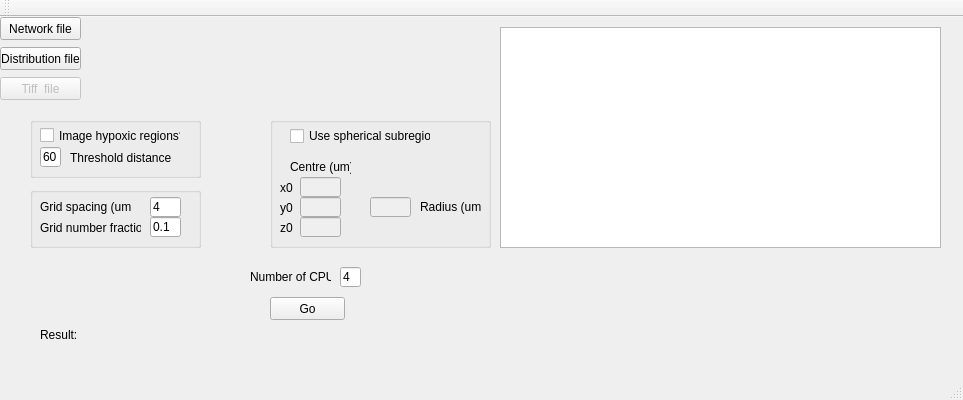
Old version of the form Qt/Vdistancer/mainwindow.ui in the repository gibbogle/vessel-tools.
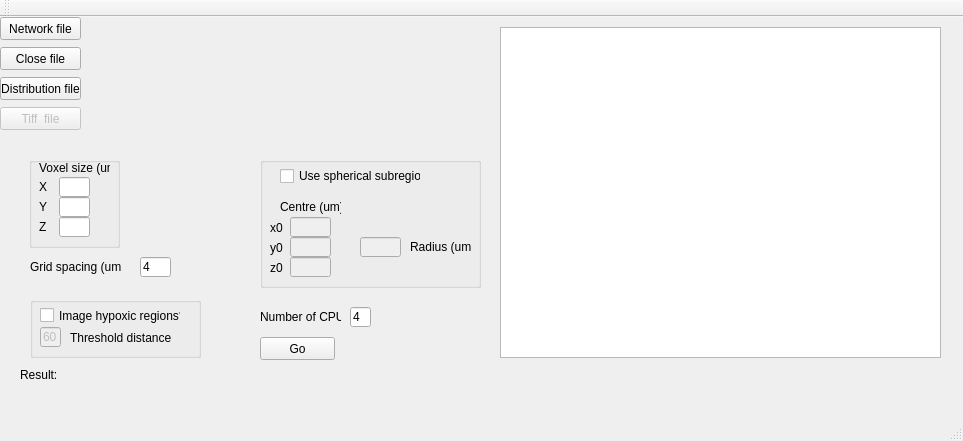
New version of the form.

The edit to the form file:
```diff
--- a/Qt/Vdistancer/mainwindow.ui
+++ b/Qt/Vdistancer/mainwindow.ui
@@ -7,7 +7,7 @@
     <x>0</x>
     <y>0</y>
     <width>963</width>
-    <height>400</height>
+    <height>441</height>
    </rect>
   </property>
   <property name="windowTitle">
@@ -43,8 +43,8 @@
    <widget class="QPushButton" name="pushButtonZoom">
     <property name="geometry">
      <rect>
-      <x>270</x>
-      <y>280</y>
+      <x>260</x>
+      <y>320</y>
       <width>75</width>
       <height>23</height>
      </rect>
@@ -56,8 +56,8 @@
    <widget class="QLabel" name="label">
     <property name="geometry">
      <rect>
-      <x>40</x>
-      <y>310</y>
+      <x>20</x>
+      <y>350</y>
       <width>41</width>
       <height>16</height>
      </rect>
@@ -69,8 +69,8 @@
    <widget class="QLabel" name="labelResult">
     <property name="geometry">
      <rect>
-      <x>80</x>
-      <y>310</y>
+      <x>70</x>
+      <y>370</y>
       <width>491</width>
       <height>16</height>
      </rect>
@@ -85,7 +85,7 @@
       <x>500</x>
       <y>10</y>
       <width>441</width>
-      <height>221</height>
+      <height>331</height>
      </rect>
     </property>
    </widget>
@@ -93,7 +93,7 @@
     <property name="geometry">
      <rect>
       <x>0</x>
-      <y>30</y>
+      <y>60</y>
       <width>81</width>
       <height>23</height>
      </rect>
@@ -106,7 +106,7 @@
     <property name="geometry">
      <rect>
       <x>90</x>
-      <y>30</y>
+      <y>60</y>
       <width>391</width>
       <height>21</height>
      </rect>
@@ -118,8 +118,8 @@
    <widget class="QLineEdit" name="lineEdit_ncpu">
     <property name="geometry">
      <rect>
-      <x>340</x>
-      <y>250</y>
+      <x>350</x>
+      <y>290</y>
       <width>21</width>
       <height>20</height>
      </rect>
@@ -131,8 +131,8 @@
    <widget class="QLabel" name="label_ncpu">
     <property name="geometry">
      <rect>
-      <x>250</x>
-      <y>250</y>
+      <x>260</x>
+      <y>290</y>
       <width>81</width>
       <height>20</height>
      </rect>
@@ -144,8 +144,8 @@
    <widget class="QGroupBox" name="groupBox_sphere">
     <property name="geometry">
      <rect>
-      <x>270</x>
-      <y>100</y>
+      <x>260</x>
+      <y>140</y>
       <width>221</width>
       <height>131</height>
      </rect>
@@ -288,7 +288,7 @@
     <property name="geometry">
      <rect>
       <x>30</x>
-      <y>100</y>
+      <y>280</y>
       <width>171</width>
       <height>61</height>
      </rect>
@@ -310,6 +310,9 @@
      </property>
     </widget>
     <widget class="QLineEdit" name="lineEditThreshold">
+     <property name="enabled">
+      <bool>false</bool>
+     </property>
      <property name="geometry">
       <rect>
        <x>10</x>
@@ -343,7 +346,7 @@
     <property name="geometry">
      <rect>
       <x>0</x>
-      <y>60</y>
+      <y>90</y>
       <width>81</width>
       <height>23</height>
      </rect>
@@ -356,7 +359,7 @@
     <property name="geometry">
      <rect>
       <x>90</x>
-      <y>60</y>
+      <y>90</y>
       <width>391</width>
       <height>21</height>
      </rect>
@@ -365,76 +368,11 @@
      <string/>
     </property>
    </widget>
-   <widget class="QGroupBox" name="groupBoxSampling">
-    <property name="geometry">
-     <rect>
-      <x>30</x>
-      <y>170</y>
-      <width>171</width>
-      <height>61</height>
-     </rect>
-    </property>
-    <property name="title">
-     <string/>
-    </property>
-    <widget class="QLineEdit" name="lineEditGrid_dx">
-     <property name="geometry">
-      <rect>
-       <x>120</x>
-       <y>10</y>
-       <width>31</width>
-       <height>20</height>
-      </rect>
-     </property>
-     <property name="text">
-      <string>4</string>
-     </property>
-    </widget>
-    <widget class="QLabel" name="labelGrid_dx">
-     <property name="geometry">
-      <rect>
-       <x>10</x>
-       <y>10</y>
-       <width>91</width>
-       <height>20</height>
-      </rect>
-     </property>
-     <property name="text">
-      <string>Grid spacing (um)</string>
-     </property>
-    </widget>
-    <widget class="QLineEdit" name="lineEditFraction">
-     <property name="geometry">
-      <rect>
-       <x>120</x>
-       <y>30</y>
-       <width>31</width>
-       <height>20</height>
-      </rect>
-     </property>
-     <property name="text">
-      <string>0.1</string>
-     </property>
-    </widget>
-    <widget class="QLabel" name="label_fraction">
-     <property name="geometry">
-      <rect>
-       <x>10</x>
-       <y>30</y>
-       <width>101</width>
-       <height>21</height>
-      </rect>
-     </property>
-     <property name="text">
-      <string>Grid number fraction</string>
-     </property>
-    </widget>
-   </widget>
    <widget class="QLabel" name="labelResultImage">
     <property name="geometry">
      <rect>
-      <x>80</x>
-      <y>330</y>
+      <x>70</x>
+      <y>350</y>
       <width>491</width>
       <height>16</height>
      </rect>
@@ -443,6 +381,153 @@
      <string/>
     </property>
    </widget>
+   <widget class="QPushButton" name="pushButtonCloseFile">
+    <property name="geometry">
+     <rect>
+      <x>0</x>
+      <y>30</y>
+      <width>81</width>
+      <height>23</height>
+     </rect>
+    </property>
+    <property name="text">
+     <string>Close file</string>
+    </property>
+   </widget>
+   <widget class="QLabel" name="labelCloseFile">
+    <property name="geometry">
+     <rect>
+      <x>90</x>
+      <y>30</y>
+      <width>391</width>
+      <height>21</height>
+     </rect>
+    </property>
+    <property name="text">
+     <string/>
+    </property>
+   </widget>
+   <widget class="QLineEdit" name="lineEditGrid_dx">
+    <property name="geometry">
+     <rect>
+      <x>140</x>
+      <y>240</y>
+      <width>31</width>
+      <height>20</height>
+     </rect>
+    </property>
+    <property name="text">
+     <string>4</string>
+    </property>
+   </widget>
+   <widget class="QLabel" name="labelGrid_dx">
+    <property name="geometry">
+     <rect>
+      <x>30</x>
+      <y>240</y>
+      <width>91</width>
+      <height>20</height>
+     </rect>
+    </property>
+    <property name="text">
+     <string>Grid spacing (um)</string>
+    </property>
+   </widget>
+   <widget class="QGroupBox" name="groupBoxVoxel">
+    <property name="geometry">
+     <rect>
+      <x>29</x>
+      <y>140</y>
+      <width>91</width>
+      <height>91</height>
+     </rect>
+    </property>
+    <property name="title">
+     <string/>
+    </property>
+    <widget class="QLabel" name="label_voxel">
+     <property name="geometry">
+      <rect>
+       <x>10</x>
+       <y>0</y>
+       <width>71</width>
+       <height>21</height>
+      </rect>
+     </property>
+     <property name="text">
+      <string>Voxel size (um)</string>
+     </property>
+    </widget>
+    <widget class="QLabel" name="label_X">
+     <property name="geometry">
+      <rect>
+       <x>10</x>
+       <y>20</y>
+       <width>16</width>
+       <height>20</height>
+      </rect>
+     </property>
+     <property name="text">
+      <string>X</string>
+     </property>
+    </widget>
+    <widget class="QLineEdit" name="lineEditVx">
+     <property name="geometry">
+      <rect>
+       <x>30</x>
+       <y>20</y>
+       <width>31</width>
+       <height>20</height>
+      </rect>
+     </property>
+    </widget>
+    <widget class="QLineEdit" name="lineEditVy">
+     <property name="geometry">
+      <rect>
+       <x>30</x>
+       <y>40</y>
+       <width>31</width>
+       <height>20</height>
+      </rect>
+     </property>
+    </widget>
+    <widget class="QLabel" name="label_Y">
+     <property name="geometry">
+      <rect>
+       <x>10</x>
+       <y>40</y>
+       <width>16</width>
+       <height>20</height>
+      </rect>
+     </property>
+     <property name="text">
+      <string>Y</string>
+     </property>
+    </widget>
+    <widget class="QLabel" name="label_Z">
+     <property name="geometry">
+      <rect>
+       <x>10</x>
+       <y>60</y>
+       <width>16</width>
+       <height>20</height>
+      </rect>
+     </property>
+     <property name="text">
+      <string>Z</string>
+     </property>
+    </widget>
+    <widget class="QLineEdit" name="lineEditVz">
+     <property name="geometry">
+      <rect>
+       <x>30</x>
+       <y>60</y>
+       <width>31</width>
+       <height>20</height>
+      </rect>
+     </property>
+    </widget>
+   </widget>
   </widget>
   <widget class="QMenuBar" name="menuBar">
    <property name="geometry">
```
Left out of the diff: 32 changed lines with no effect on the pictures.
